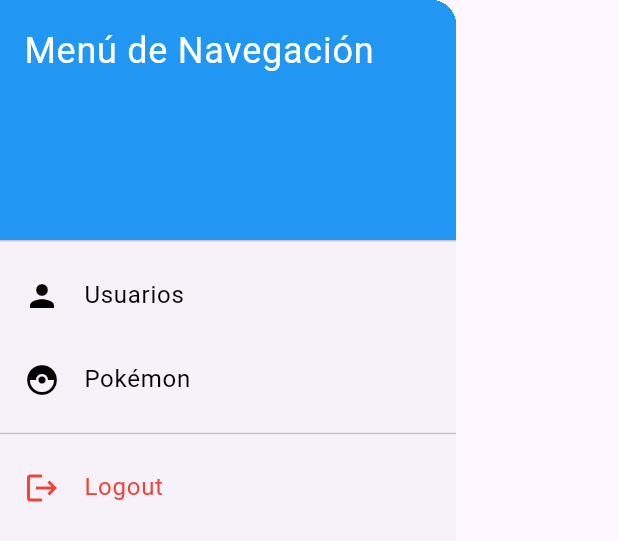
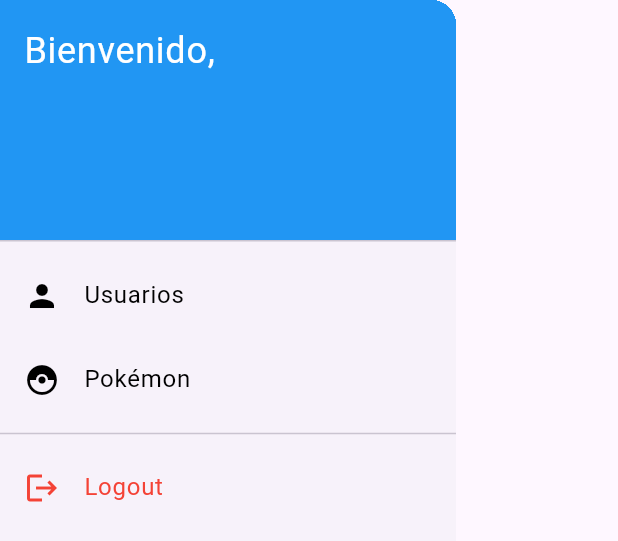
Before and after one commit to marh0819/pokemon_pokedex, a Flutter app: the NavigationDrawerMenu widget shown alone on an empty page, opened directly, on a phone screen of 412 x 824 dp. Shown: the top 541 px of the screen. Run offline on Flutter 3.47's test engine with Material 3 defaults, Android fonts, the phone set to English and light mode, and no system bars; our stand-ins replace go_router, shared_preferences; accounts and stored records are empty; network calls fail.

Commit message:
Se modifica el backend para obtener el nombre del usuario en el front

```diff
--- a/lib/views/pokemonList/pokemon_list_view.dart
+++ b/lib/views/pokemonList/pokemon_list_view.dart
@@ -49,7 +49,7 @@
       appBar: AppBar(
         title: const Text('Lista de Pokémon (3ra Generación)'),
       ),
-      drawer: const NavigationDrawerMenu(), // Incluye el NavigationDrawerMenu
+      drawer: NavigationDrawerMenu(), // Incluye el NavigationDrawerMenu
       body: FutureBuilder<List<Pokemon>>(
         future: _futurePokemons,
         builder: (context, snapshot) {
--- a/lib/widgets/navigation_drawer_menu.dart
+++ b/lib/widgets/navigation_drawer_menu.dart
@@ -1,9 +1,33 @@
 import 'package:flutter/material.dart';
+import 'package:shared_preferences/shared_preferences.dart';
 import 'package:go_router/go_router.dart';
 
-class NavigationDrawerMenu extends StatelessWidget {
+class NavigationDrawerMenu extends StatefulWidget {
   const NavigationDrawerMenu({super.key});
 
+  @override
+  _NavigationDrawerMenuState createState() => _NavigationDrawerMenuState();
+}
+
+class _NavigationDrawerMenuState extends State<NavigationDrawerMenu> {
+  String _firstName = 'Invitado'; // Valor por defecto
+
+  @override
+  void initState() {
+    super.initState();
+    _loadFirstName(); // Cargar el nombre del usuario cuando se inicializa el widget
+  }
+
+  // Método para cargar el nombre del usuario desde SharedPreferences
+  Future<void> _loadFirstName() async {
+    final prefs = await SharedPreferences.getInstance();
+    setState(() {
+      // Si existe el valor en SharedPreferences, lo usamos, de lo contrario usamos "Invitado"
+      _firstName = prefs.getString('firstName') ?? 'Invitado';
+    });
+  }
+
+  // Método para confirmar el cierre de sesión
   void _confirmLogout(BuildContext context) {
     showDialog(
       context: context,
@@ -21,8 +45,7 @@
             TextButton(
               onPressed: () {
                 Navigator.of(context).pop(); // Cierra el diálogo
-                context.go('/'); // Redirige a la página de Login (ruta '/')
-                Navigator.of(context).pop(); // Cierra el Drawer
+                _logout(context); // Llama a la función de logout
               },
               child: const Text('Logout'),
             ),
@@ -32,19 +55,27 @@
     );
   }
 
+  // Método para hacer logout
+  Future<void> _logout(BuildContext context) async {
+    final prefs = await SharedPreferences.getInstance();
+    await prefs.remove(
+        'firstName'); // Elimina el nombre del usuario de SharedPreferences
+    context.go('/'); // Redirige a la página de Login (ruta '/')
+  }
+
   @override
   Widget build(BuildContext context) {
     return Drawer(
       child: ListView(
         padding: EdgeInsets.zero,
         children: <Widget>[
-          const DrawerHeader(
-            decoration: BoxDecoration(
+          DrawerHeader(
+            decoration: const BoxDecoration(
               color: Colors.blue,
             ),
             child: Text(
-              'Menú de Navegación',
-              style: TextStyle(
+              'Bienvenido, $_firstName', // Muestra el nombre del usuario
+              style: const TextStyle(
                 color: Colors.white,
                 fontSize: 24,
               ),
@@ -57,8 +88,8 @@
               style: TextStyle(color: Colors.black),
             ),
             onTap: () {
-              context.go('/usuarios');
-              Navigator.of(context).pop();
+              context.go('/usuarios'); // Navega a la vista de usuarios
+              Navigator.of(context).pop(); // Cierra el Drawer
             },
           ),
           ListTile(
@@ -68,8 +99,8 @@
               style: TextStyle(color: Colors.black),
             ),
             onTap: () {
-              context.go('/pokemon');
-              Navigator.of(context).pop();
+              context.go('/pokemon'); // Navega a la vista de Pokémon
+              Navigator.of(context).pop(); // Cierra el Drawer
             },
           ),
           const Divider(), // Línea divisoria
```
Also changed, not shown: lib/services/user_service.dart (+9 -5 lines), lib/views/login/LoginView.dart (+11 -5 lines).
